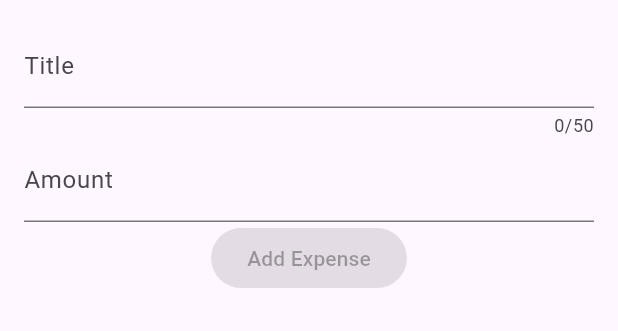
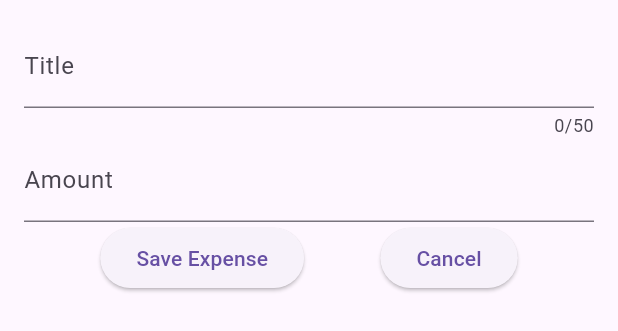
Before and after one commit to roryjarrard/expense_tracker, a Flutter app: the NewExpense widget shown alone on an empty page, opened directly, on a phone screen of 412 x 824 dp. Shown: the top 331 px of the screen. Run offline on Flutter 3.47's test engine with Material 3 defaults, Android fonts, the phone set to English and light mode, and no system bars.

Commit message:
add fields to  form

```diff
--- a/lib/widgets/new_expense.dart
+++ b/lib/widgets/new_expense.dart
@@ -1,5 +1,4 @@
 import 'package:flutter/material.dart';
-import 'package:flutter/widgets.dart';
 
 class NewExpense extends StatefulWidget {
   const NewExpense({super.key});
@@ -9,22 +8,50 @@ class NewExpense extends StatefulWidget {
 }
 
 class _NewExpenseState extends State<NewExpense> {
+  final _titleController = TextEditingController();
+  final _amountController = TextEditingController();
+
+  @override
+  void dispose() {
+    _titleController.dispose();
+    super.dispose();
+  }
+
   @override
   Widget build(BuildContext context) {
-    return const Padding(
-      padding: EdgeInsets.all(16),
+    return Padding(
+      padding: const EdgeInsets.all(16),
       child: Column(
         children: [
           TextField(
+            controller: _titleController,
             maxLength: 50,
-            decoration: InputDecoration(labelText: 'Title'),
+            decoration: const InputDecoration(labelText: 'Title'),
           ),
           TextField(
-            decoration: InputDecoration(labelText: 'Amount'),
+            controller: _amountController,
+            keyboardType: TextInputType.number,
+            decoration: const InputDecoration(
+              labelText: 'Amount',
+              prefixText: '\$ ',
+            ),
           ),
-          ElevatedButton(
-            onPressed: null,
-            child: Text('Add Expense'),
+          Row(
+            mainAxisAlignment: MainAxisAlignment.spaceEvenly,
+            children: [
+              ElevatedButton(
+                onPressed: () {
+                  Navigator.pop(context);
+                },
+                child: const Text('Save Expense'),
+              ),
+              ElevatedButton(
+                onPressed: () {
+                  Navigator.pop(context);
+                },
+                child: Text('Cancel'),
+              ),
+            ],
           ),
         ],
       ),
```
